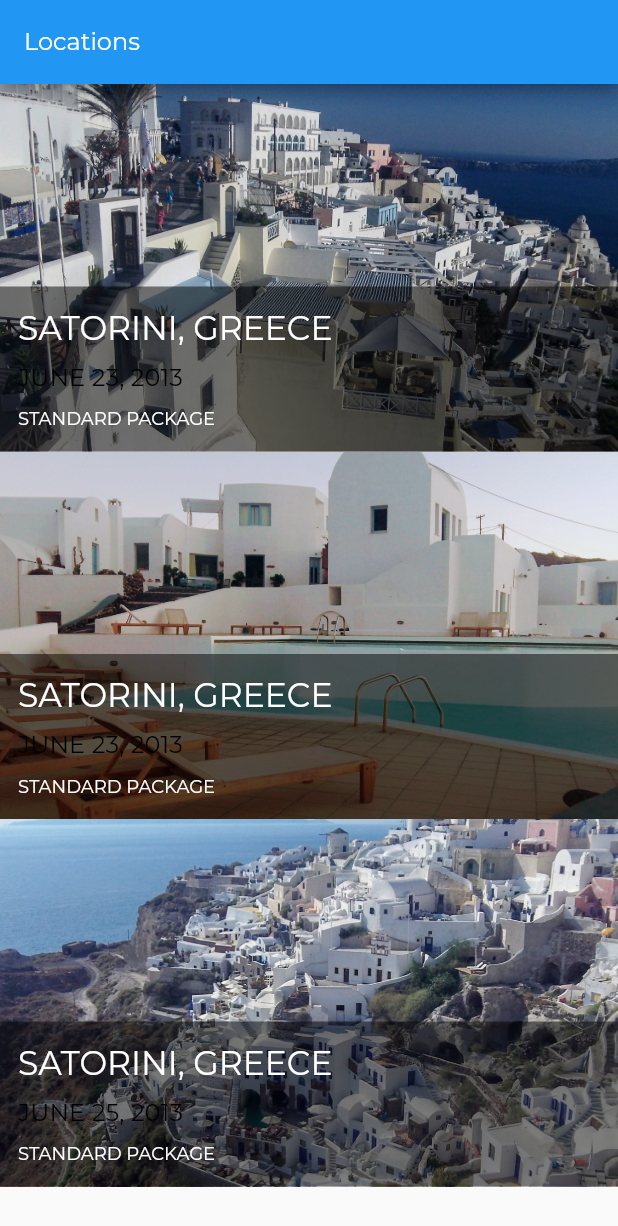
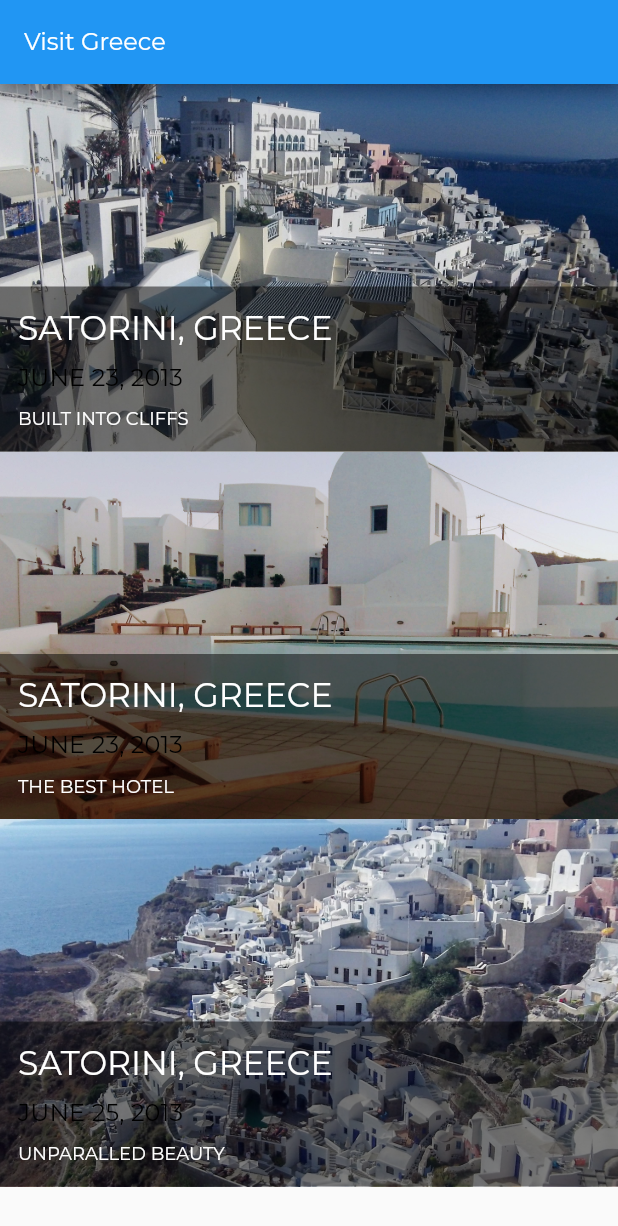
Before and after one commit to demkantor/flutter-tourism, a Flutter app: the screen it shows after launch, on a phone screen of 412 x 824 dp. Shown: the top 1226 px of the screen. Run offline on Flutter 3.47's test engine with Material 2 defaults, Android fonts, the phone set to English and light mode, and no system bars.

```diff
--- a/lib/models/location.dart
+++ b/lib/models/location.dart
@@ -6,7 +6,7 @@ class Location {
   final String name;
   final String imagePath;
   final String dateTaken;
-  final String tourPackageName;
+  final String notes;
   final List<LocationFact> facts;
 
   Location({
@@ -14,7 +14,7 @@ class Location {
     this.name,
     this.imagePath,
     this.dateTaken,
-    this.tourPackageName,
+    this.notes,
     this.facts,
   });
 
@@ -25,7 +25,7 @@ class Location {
         name: 'Satorini, Greece',
         imagePath: 'assets/images/santorini.jpg',
         dateTaken: 'June 23, 2013',
-        tourPackageName: 'Standard Package',
+        notes: 'Built Into Cliffs',
         facts: [
           LocationFact('How Satorini came to be',
               'Crescent-shaped Santorini (or Thíra), the precious gem of the Aegean, is actually a group of islands consisting of Thíra, Thirassiá, Asproníssi, Palea and Nea Kaméni in the southernmost part of Cyclades.'),
@@ -38,7 +38,7 @@ class Location {
         name: 'Satorini, Greece',
         imagePath: 'assets/images/santorini2.jpg',
         dateTaken: 'June 23, 2013',
-        tourPackageName: 'Standard Package',
+        notes: 'The Best Hotel',
         facts: [
           LocationFact('Explore the island’s towns',
               'Firá is the picturesque capital of the island; perched high up on the edge of the Caldera, it looks like a marvellous painting.'),
@@ -51,7 +51,7 @@ class Location {
         name: 'Satorini, Greece',
         imagePath: 'assets/images/santorini3.jpg',
         dateTaken: 'June 25, 2013',
-        tourPackageName: 'Standard Package',
+        notes: 'Unparalled Beauty',
         facts: [
           LocationFact('Searching for romance',
               'Santorini is considered to be the most sought after place for a romantic getaway in Greece, since there are not many places in the world where you can enjoy exquisitely clear waters while perched on the rim of a massive active volcano in the middle of the sea!'),
--- a/lib/screens/locations/locations.dart
+++ b/lib/screens/locations/locations.dart
@@ -12,7 +12,7 @@ class Locations extends StatelessWidget {
 
     return Scaffold(
       appBar: AppBar(
-        title: Text('Locations'),
+        title: Text('Visit Greece'),
       ),
       body: ListView.builder(
         itemCount: locations.length,
--- a/lib/widgets/location_tile.dart
+++ b/lib/widgets/location_tile.dart
@@ -35,7 +35,7 @@ class LocationTile extends StatelessWidget {
             style: Theme.of(context).textTheme.subtitle2,
           ),
           Text(
-            location.tourPackageName.toUpperCase(),
+            location.notes.toUpperCase(),
             style:
                 Theme.of(context).textTheme.caption.copyWith(color: textColor),
           ),
```
Also changed, not shown: 3 other files.
